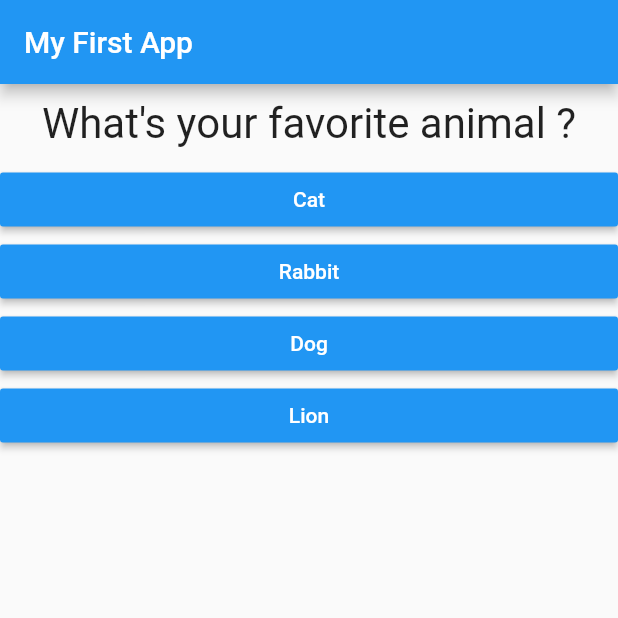
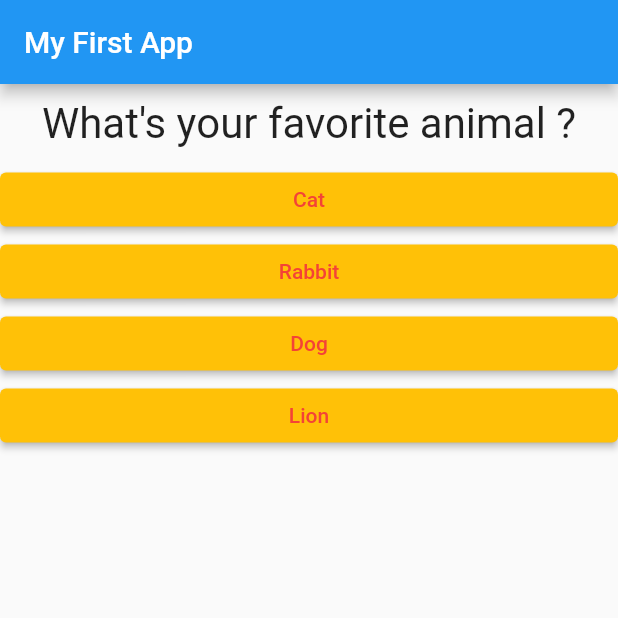
Before and after one commit to kheldar666/flutter-course, a Flutter app: the screen it shows after launch, after a tap on "Black", on a phone screen of 412 x 824 dp, the top half of it. Run offline on Flutter 3.47's test engine with Material 2 defaults, Android fonts, the phone set to English and light mode, and no system bars; our stand-ins replace animated_text_kit, audioplayers, cloud_firestore, firebase_auth, firebase_core, flutter_dotenv and 4 more; accounts and stored records are empty; network calls fail.

Commit message:
Update the Buttons Some cleanup

```diff
--- a/flutter_complete_guide/lib/answer.dart
+++ b/flutter_complete_guide/lib/answer.dart
@@ -1,21 +1,23 @@
 import 'package:flutter/material.dart';
 
 class Answer extends StatelessWidget {
+  final Map<String, Object> answer;
+
   final Function selectHandler;
 
-  final Map<String, Object> answer;
-
-  Answer(this.selectHandler, this.answer);
+  Answer(this.answer, this.selectHandler);
 
   @override
   Widget build(BuildContext context) {
     return Container(
       width: double.infinity,
-      child: RaisedButton(
-        color: Colors.blue,
-        textColor: Colors.white,
+      child: ElevatedButton(
         child: Text(answer['text'] as String),
         onPressed: () => selectHandler(answer['score'] as int),
+        style: ButtonStyle(
+          backgroundColor: MaterialStateProperty.all(Colors.amber),
+          foregroundColor: MaterialStateProperty.all(Colors.red),
+        ),
       ),
     );
   }
--- a/flutter_complete_guide/lib/main.dart
+++ b/flutter_complete_guide/lib/main.dart
@@ -47,12 +47,20 @@ class _MyAppState extends State<MyApp> {
 
   void _answerQuestion(int score) {
     setState(() {
-      _score = _score + score;
+      _score += score;
       if (_indexQuestion < _questions.length - 1) {
         _indexQuestion++;
       } else {
         _displayQuestions = false;
       }
+    });
+  }
+
+  void _resetQuiz() {
+    setState(() {
+      _score = 0;
+      _indexQuestion = 0;
+      _displayQuestions = true;
     });
   }
 
@@ -69,7 +77,7 @@ class _MyAppState extends State<MyApp> {
                 callback: _answerQuestion,
                 index: _indexQuestion,
               )
-            : Result(_score),
+            : Result(_score, _resetQuiz),
       ),
     );
   }
--- a/flutter_complete_guide/lib/quiz.dart
+++ b/flutter_complete_guide/lib/quiz.dart
@@ -22,7 +22,7 @@ class Quiz extends StatelessWidget {
         Question(questions[index]['questionText'] as String),
         ...(questions[index]['answers'] as List<Map<String, Object>>)
             .map((answer) {
-          return Answer(callback, answer);
+          return Answer(answer, callback);
         }).toList(),
       ],
     );
```
Also changed, not shown: flutter_complete_guide/lib/result.dart (+32 -2 lines).
